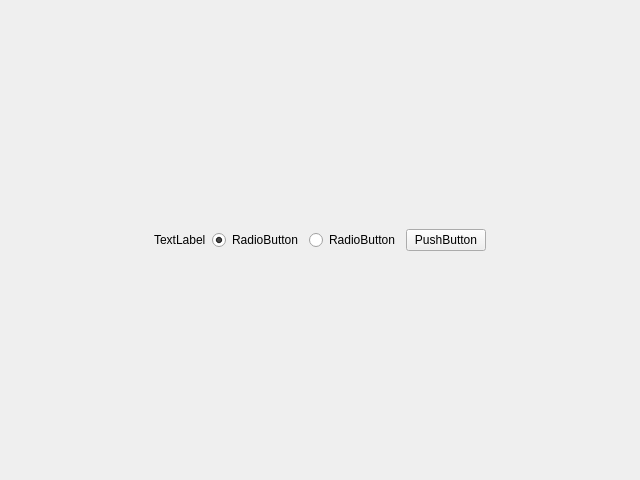
Old version of the form app/ChannelBox/channelboxwidget.ui in the repository jinhang87/qtutil.
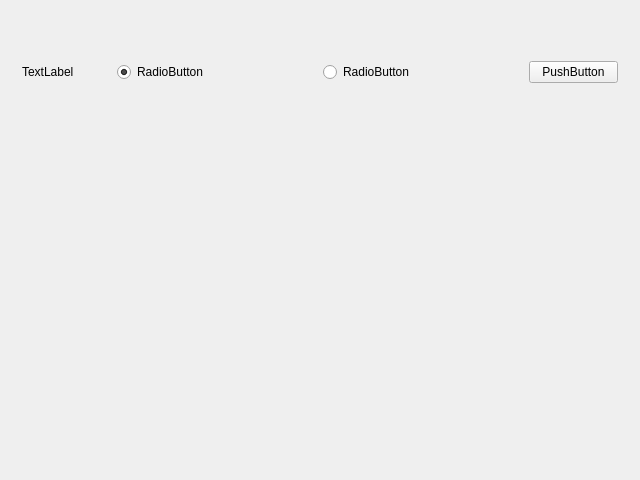
New version of the form.

The edit to the form file:
```diff
--- a/app/ChannelBox/channelboxwidget.ui
+++ b/app/ChannelBox/channelboxwidget.ui
@@ -14,12 +14,78 @@
    <string>Form</string>
   </property>
   <layout class="QHBoxLayout" name="horizontalLayout_2">
+   <property name="spacing">
+    <number>0</number>
+   </property>
+   <property name="leftMargin">
+    <number>22</number>
+   </property>
+   <property name="topMargin">
+    <number>30</number>
+   </property>
+   <property name="rightMargin">
+    <number>22</number>
+   </property>
+   <property name="bottomMargin">
+    <number>26</number>
+   </property>
    <item>
-    <layout class="QVBoxLayout" name="verticalLayout">
+    <layout class="QVBoxLayout" name="verticalLayout" stretch="0,0">
+     <property name="spacing">
+      <number>0</number>
+     </property>
+     <property name="sizeConstraint">
+      <enum>QLayout::SetDefaultConstraint</enum>
+     </property>
+     <item>
+      <widget class="QWidget" name="widget" native="true">
+       <property name="sizePolicy">
+        <sizepolicy hsizetype="Preferred" vsizetype="Fixed">
+         <horstretch>0</horstretch>
+         <verstretch>0</verstretch>
+        </sizepolicy>
+       </property>
+       <property name="minimumSize">
+        <size>
+         <width>0</width>
+         <height>60</height>
+        </size>
+       </property>
+       <layout class="QHBoxLayout" name="horizontalLayout_3">
+        <property name="spacing">
+         <number>0</number>
+        </property>
+        <property name="leftMargin">
+         <number>0</number>
+        </property>
+        <property name="topMargin">
+         <number>0</number>
+        </property>
+        <property name="rightMargin">
+         <number>0</number>
+        </property>
+        <property name="bottomMargin">
+         <number>0</number>
+        </property>
      <item>
       <layout class="QHBoxLayout" name="horizontalLayout">
+          <property name="spacing">
+           <number>6</number>
+          </property>
        <item>
         <widget class="QLabel" name="label">
+            <property name="sizePolicy">
+             <sizepolicy hsizetype="Preferred" vsizetype="Fixed">
+              <horstretch>0</horstretch>
+              <verstretch>0</verstretch>
+             </sizepolicy>
+            </property>
+            <property name="minimumSize">
+             <size>
+              <width>0</width>
+              <height>60</height>
+             </size>
+            </property>
          <property name="text">
           <string>TextLabel</string>
          </property>
@@ -27,6 +93,12 @@
        </item>
        <item>
         <widget class="QRadioButton" name="radioButton">
+            <property name="minimumSize">
+             <size>
+              <width>200</width>
+              <height>60</height>
+             </size>
+            </property>
          <property name="text">
           <string>RadioButton</string>
          </property>
@@ -37,6 +109,12 @@
        </item>
        <item>
         <widget class="QRadioButton" name="radioButton_2">
+            <property name="minimumSize">
+             <size>
+              <width>200</width>
+              <height>60</height>
+             </size>
+            </property>
          <property name="text">
           <string>RadioButton</string>
          </property>
@@ -51,8 +129,54 @@
        </item>
       </layout>
      </item>
+       </layout>
+      </widget>
+     </item>
      <item>
-      <layout class="QGridLayout" name="gridLayout"/>
+      <widget class="QWidget" name="widget_2" native="true">
+       <property name="sizePolicy">
+        <sizepolicy hsizetype="Minimum" vsizetype="Fixed">
+         <horstretch>0</horstretch>
+         <verstretch>0</verstretch>
+        </sizepolicy>
+       </property>
+       <property name="minimumSize">
+        <size>
+         <width>0</width>
+         <height>326</height>
+        </size>
+       </property>
+       <layout class="QVBoxLayout" name="verticalLayout_2">
+        <property name="spacing">
+         <number>0</number>
+        </property>
+        <property name="leftMargin">
+         <number>0</number>
+        </property>
+        <property name="topMargin">
+         <number>0</number>
+        </property>
+        <property name="rightMargin">
+         <number>0</number>
+        </property>
+        <property name="bottomMargin">
+         <number>0</number>
+        </property>
+        <item>
+         <layout class="QGridLayout" name="gridLayout">
+          <property name="leftMargin">
+           <number>0</number>
+          </property>
+          <property name="topMargin">
+           <number>0</number>
+          </property>
+          <property name="spacing">
+           <number>2</number>
+          </property>
+         </layout>
+        </item>
+       </layout>
+      </widget>
      </item>
     </layout>
    </item>
```
Lines whose indentation alone changed are shown as unchanged.
